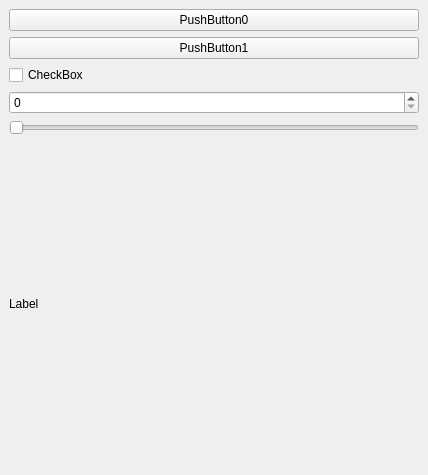
Above: robotics/SamplePluginPA10/src/SamplePlugin.ui from MathiasThor/rovi_final before the change. Below: the same form after it.
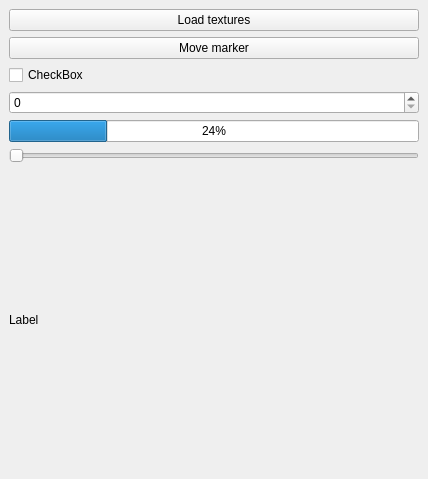
That is the form after the change.

```diff
--- a/robotics/SamplePluginPA10/src/SamplePlugin.ui
+++ b/robotics/SamplePluginPA10/src/SamplePlugin.ui
@@ -7,7 +7,7 @@
     <x>0</x>
     <y>0</y>
     <width>428</width>
-    <height>475</height>
+    <height>479</height>
    </rect>
   </property>
   <property name="windowTitle">
@@ -20,14 +20,14 @@
       <item>
        <widget class="QPushButton" name="_btn0">
         <property name="text">
-         <string>PushButton0</string>
+         <string>Load textures</string>
         </property>
        </widget>
       </item>
       <item>
        <widget class="QPushButton" name="_btn1">
         <property name="text">
-         <string>PushButton1</string>
+         <string>Move marker</string>
         </property>
        </widget>
       </item>
@@ -41,6 +41,13 @@
       <item>
        <widget class="QSpinBox" name="_spinBox"/>
       </item>
+      <item>
+       <widget class="QProgressBar" name="progressBar">
+        <property name="value">
+         <number>24</number>
+        </property>
+       </widget>
+      </item>
       <item>
        <widget class="QSlider" name="_slider">
         <property name="orientation">
```
